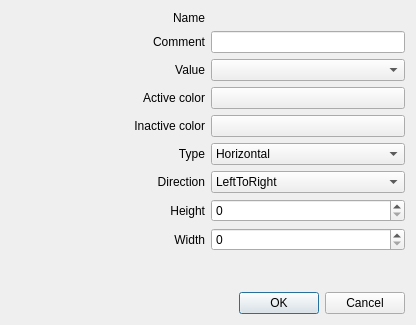
arcan1s/awesome-widgets, file sources/awesomewidgets/graphicalitem.ui: the form before one commit.
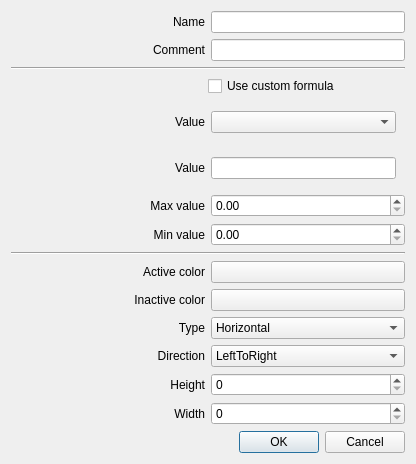
The form after the commit.

Diff of the .ui file:
```diff
--- a/sources/awesomewidgets/graphicalitem.ui
+++ b/sources/awesomewidgets/graphicalitem.ui
@@ -7,7 +7,7 @@
     <x>0</x>
     <y>0</y>
     <width>416</width>
-    <height>325</height>
+    <height>461</height>
    </rect>
   </property>
   <property name="windowTitle">
@@ -18,6 +18,12 @@
     <layout class="QHBoxLayout" name="layout_name">
      <item>
       <widget class="QLabel" name="label_name">
+       <property name="sizePolicy">
+        <sizepolicy hsizetype="Expanding" vsizetype="Preferred">
+         <horstretch>0</horstretch>
+         <verstretch>0</verstretch>
+        </sizepolicy>
+       </property>
        <property name="text">
         <string>Name</string>
        </property>
@@ -27,11 +33,7 @@
       </widget>
      </item>
      <item>
-      <widget class="QLabel" name="label_nameValue">
-       <property name="text">
-        <string/>
-       </property>
-      </widget>
+      <widget class="QLineEdit" name="lineEdit_name"/>
      </item>
     </layout>
    </item>
@@ -59,26 +61,139 @@
     </layout>
    </item>
    <item>
-    <layout class="QHBoxLayout" name="layout_value">
+    <widget class="Line" name="line_2">
+     <property name="orientation">
+      <enum>Qt::Horizontal</enum>
+     </property>
+    </widget>
+   </item>
+   <item>
+    <layout class="QHBoxLayout" name="layout_custom">
      <item>
-      <widget class="QLabel" name="label_value">
+      <spacer name="spacer_custom">
+       <property name="orientation">
+        <enum>Qt::Horizontal</enum>
+       </property>
+       <property name="sizeHint" stdset="0">
+        <size>
+         <width>40</width>
+         <height>20</height>
+        </size>
+       </property>
+      </spacer>
+     </item>
+     <item>
+      <widget class="QCheckBox" name="checkBox_custom">
+       <property name="sizePolicy">
+        <sizepolicy hsizetype="Expanding" vsizetype="Fixed">
+         <horstretch>0</horstretch>
+         <verstretch>0</verstretch>
+        </sizepolicy>
+       </property>
        <property name="text">
-        <string>Value</string>
+        <string>Use custom formula</string>
        </property>
+      </widget>
+     </item>
+    </layout>
+   </item>
+   <item>
+    <widget class="QWidget" name="widget_value" native="true">
+     <layout class="QHBoxLayout" name="layout_value">
+      <item>
+       <widget class="QLabel" name="label_value">
+        <property name="text">
+         <string>Value</string>
+        </property>
+        <property name="alignment">
+         <set>Qt::AlignRight|Qt::AlignTrailing|Qt::AlignVCenter</set>
+        </property>
+       </widget>
+      </item>
+      <item>
+       <widget class="QComboBox" name="comboBox_value">
+        <property name="editable">
+         <bool>false</bool>
+        </property>
+       </widget>
+      </item>
+     </layout>
+    </widget>
+   </item>
+   <item>
+    <widget class="QWidget" name="widget_customValue" native="true">
+     <layout class="QHBoxLayout" name="layout_customValue">
+      <item>
+       <widget class="QLabel" name="label_customValue">
+        <property name="sizePolicy">
+         <sizepolicy hsizetype="Expanding" vsizetype="Preferred">
+          <horstretch>0</horstretch>
+          <verstretch>0</verstretch>
+         </sizepolicy>
+        </property>
+        <property name="text">
+         <string>Value</string>
+        </property>
+        <property name="alignment">
+         <set>Qt::AlignRight|Qt::AlignTrailing|Qt::AlignVCenter</set>
+        </property>
+       </widget>
+      </item>
+      <item>
+       <widget class="QLineEdit" name="lineEdit_customValue"/>
+      </item>
+     </layout>
+    </widget>
+   </item>
+   <item>
+    <layout class="QHBoxLayout" name="layout_max">
+     <item>
+      <widget class="QLabel" name="label_max">
+       <property name="text">
+        <string>Max value</string>
+       </property>
        <property name="alignment">
         <set>Qt::AlignRight|Qt::AlignTrailing|Qt::AlignVCenter</set>
        </property>
       </widget>
      </item>
      <item>
-      <widget class="QComboBox" name="comboBox_value">
-       <property name="editable">
-        <bool>false</bool>
+      <widget class="QDoubleSpinBox" name="doubleSpinBox_max">
+       <property name="maximum">
+        <double>9999.989999999999782</double>
        </property>
       </widget>
      </item>
     </layout>
    </item>
+   <item>
+    <layout class="QHBoxLayout" name="layout_min">
+     <item>
+      <widget class="QLabel" name="label_min">
+       <property name="text">
+        <string>Min value</string>
+       </property>
+       <property name="alignment">
+        <set>Qt::AlignRight|Qt::AlignTrailing|Qt::AlignVCenter</set>
+       </property>
+      </widget>
+     </item>
+     <item>
+      <widget class="QDoubleSpinBox" name="doubleSpinBox_min">
+       <property name="maximum">
+        <double>9999.989999999999782</double>
+       </property>
+      </widget>
+     </item>
+    </layout>
+   </item>
+   <item>
+    <widget class="Line" name="line">
+     <property name="orientation">
+      <enum>Qt::Horizontal</enum>
+     </property>
+    </widget>
+   </item>
    <item>
     <layout class="QHBoxLayout" name="layout_activeColor">
      <item>
```
